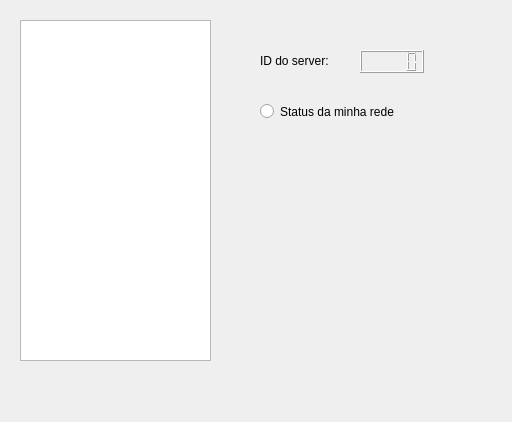
Before: the Qt Designer form src/apps/monitorrede/monitor_rede.ui in CZALTRAN/networkchargebalancer, drawn with Qt 5.
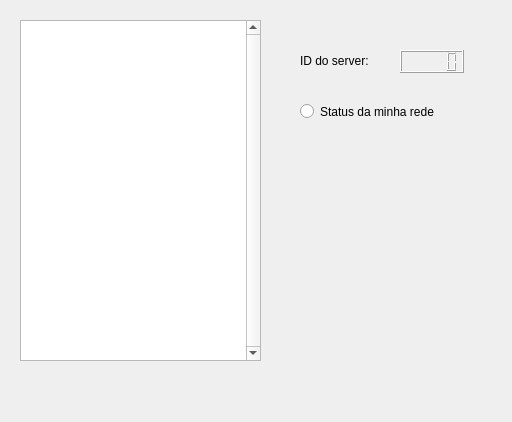
After: the same form once the commit is applied. Custom widgets are drawn as their Qt base class.

Commit message: algumas correcoes para checagem de conexao ativa e aplicacao de monitor de rede em 50%

Patch:
```diff
--- a/src/apps/monitorrede/monitor_rede.ui
+++ b/src/apps/monitorrede/monitor_rede.ui
@@ -21,15 +21,18 @@
     <rect>
      <x>20</x>
      <y>20</y>
-     <width>191</width>
+     <width>241</width>
      <height>341</height>
     </rect>
    </property>
+   <property name="verticalScrollBarPolicy">
+    <enum>Qt::ScrollBarAlwaysOn</enum>
+   </property>
   </widget>
   <widget class="QLabel" name="label">
    <property name="geometry">
     <rect>
-     <x>260</x>
+     <x>300</x>
      <y>50</y>
      <width>91</width>
      <height>21</height>
@@ -42,7 +45,7 @@
   <widget class="QLCDNumber" name="lcdNumber">
    <property name="geometry">
     <rect>
-     <x>360</x>
+     <x>400</x>
      <y>50</y>
      <width>64</width>
      <height>23</height>
@@ -52,7 +55,7 @@
   <widget class="QRadioButton" name="radioButton">
    <property name="geometry">
     <rect>
-     <x>260</x>
+     <x>300</x>
      <y>100</y>
      <width>181</width>
      <height>23</height>
```
Left out of the diff: 8 changed lines with no effect on the pictures. The commit also changes 6 other files.
